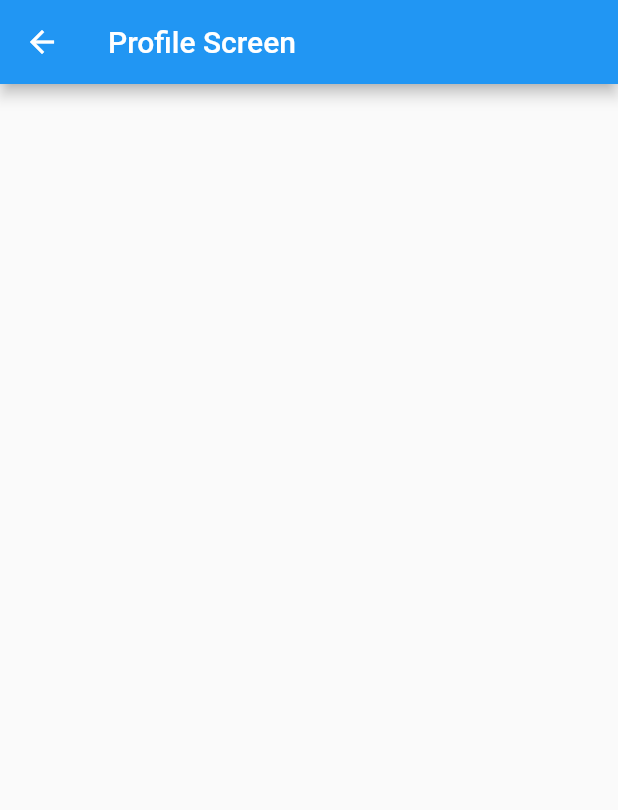
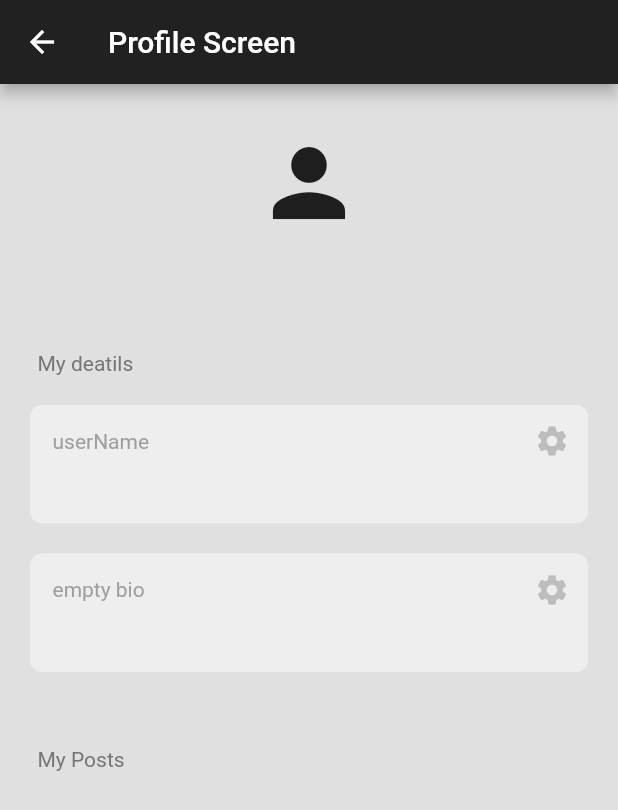
Before and after one commit to MaheshVenuFlutter/social-media-app, a Flutter app: the ProfilePage screen opened directly, on a phone screen of 412 x 824 dp. Shown: the top 810 px of the screen. Run offline on Flutter 3.47's test engine with Material 2 defaults, Android fonts, the phone set to English and light mode, and no system bars; our stand-ins replace cloud_firestore, firebase_auth, firebase_core; accounts and stored records are empty; generated files the repository leaves out were written again; network calls fail.

Commit message:
edit user name and bio completed

```diff
--- /dev/null
+++ b/lib/custom widgets/text_box.dart
@@ -0,0 +1,52 @@
+import 'package:flutter/material.dart';
+
+class MyTextBox extends StatelessWidget {
+  final String text;
+  final String selectionName;
+  final void Function()? onPressed;
+
+  const MyTextBox(
+      {super.key,
+      required this.selectionName,
+      required this.text,
+      required this.onPressed});
+
+  @override
+  Widget build(BuildContext context) {
+    return Container(
+      decoration: BoxDecoration(
+        borderRadius: BorderRadius.circular(8),
+        color: Colors.grey[200],
+      ),
+      padding: const EdgeInsets.only(left: 15, bottom: 15),
+      margin: const EdgeInsets.only(left: 20, right: 20, top: 20),
+      child: Column(
+        crossAxisAlignment: CrossAxisAlignment.start,
+        children: [
+          // selection Name
+          Row(
+            mainAxisAlignment: MainAxisAlignment.spaceBetween,
+            children: [
+              //section name
+              Text(
+                selectionName,
+                style: TextStyle(color: Colors.grey[500]),
+              ),
+
+              // edit button
+
+              IconButton(
+                  onPressed: onPressed,
+                  icon: Icon(
+                    Icons.settings,
+                    color: Colors.grey[400],
+                  ))
+            ],
+          ),
+          // text
+          Text(text)
+        ],
+      ),
+    );
+  }
+}
--- a/lib/screens/profile_page.dart
+++ b/lib/screens/profile_page.dart
@@ -1,4 +1,7 @@
+import 'package:cloud_firestore/cloud_firestore.dart';
+import 'package:firebase_auth/firebase_auth.dart';
 import 'package:flutter/material.dart';
+import 'package:social_media_app/custom%20widgets/text_box.dart';
 
 class ProfilePage extends StatefulWidget {
   const ProfilePage({super.key});
@@ -8,11 +11,163 @@ class ProfilePage extends StatefulWidget {
 }
 
 class _ProfilePageState extends State<ProfilePage> {
+  //get user details
+
+  final currentUser = FirebaseAuth.instance.currentUser!;
+
+  // get all the users
+
+  final usersCollections = FirebaseFirestore.instance.collection("Users");
+
+  // deit feilds
+
+  Future<void> editFeilds(String feild) async {
+    String newValue = "";
+    await showDialog(
+      context: context,
+      builder: (context) => AlertDialog(
+        backgroundColor: Colors.grey[900],
+        title: Text(
+          "Edit $feild",
+          style: const TextStyle(color: Colors.white),
+        ),
+        content: TextField(
+          autofocus: true,
+          decoration: InputDecoration(
+            hintText: "Enter new $feild",
+            hintStyle: const TextStyle(color: Colors.grey),
+          ),
+          style: const TextStyle(
+            color: Colors.white,
+          ),
+          onChanged: (value) {
+            newValue = value;
+          },
+        ),
+        actions: [
+          //cancel butten
+          TextButton(
+            onPressed: () {
+              Navigator.pop(context);
+            },
+            child: const Text(
+              "Cancel",
+              style: TextStyle(color: Colors.white),
+            ),
+          ),
+          // save butten
+
+          TextButton(
+            onPressed: () {
+              Navigator.of(context).pop(newValue);
+            },
+            child: const Text(
+              "Save",
+              style: TextStyle(color: Colors.white),
+            ),
+          )
+        ],
+      ),
+    );
+
+    // up date the firestore
+
+    if (newValue.trim().length > 0) {
+      // only up date if the feild is not null
+      await usersCollections.doc(currentUser.email).update({feild: newValue});
+    }
+  }
+
   @override
   Widget build(BuildContext context) {
     return Scaffold(
+      backgroundColor: Colors.grey[300],
       appBar: AppBar(
+        backgroundColor: Colors.grey[900],
         title: const Text("Profile Screen"),
+      ),
+      body: StreamBuilder<DocumentSnapshot>(
+        stream: FirebaseFirestore.instance
+            .collection("Users")
+            .doc(currentUser.email)
+            .snapshots(),
+        builder: (context, snapshot) {
+          if (snapshot.hasData) {
+            // get the user data and display it
+            final userData = snapshot.data!.data() as Map<String, dynamic>;
+
+            return ListView(
+              children: [
+                const SizedBox(
+                  height: 30,
+                ),
+                // profile picture
+                const Icon(
+                  Icons.person,
+                  size: 72,
+                ),
+
+                const SizedBox(
+                  height: 10,
+                ),
+                //user email
+                Text(
+                  currentUser.email!,
+                  textAlign: TextAlign.center,
+                  style: TextStyle(
+                    color: Colors.grey[700],
+                  ),
+                ),
+
+                //user details
+                const SizedBox(
+                  height: 50,
+                ),
+                Padding(
+                  padding: EdgeInsets.only(left: 25),
+                  child: Text(
+                    "My deatils",
+                    style: TextStyle(
+                      color: Colors.grey[600],
+                    ),
+                  ),
+                ),
+
+                //user name
+                MyTextBox(
+                  selectionName: 'userName',
+                  text: userData['username'],
+                  onPressed: () => editFeilds('username'),
+                ),
+                //bio
+                MyTextBox(
+                  selectionName: 'empty bio',
+                  text: userData['bio'],
+                  onPressed: () => editFeilds('bio'),
+                ),
+
+                // user posts
+                const SizedBox(
+                  height: 50,
+                ),
+                Padding(
+                  padding: EdgeInsets.only(left: 25.0),
+                  child: Text(
+                    'My Posts',
+                    style: TextStyle(
+                      color: Colors.grey[600],
+                    ),
+                  ),
+                )
+              ],
+            );
+          } else if (snapshot.hasError) {
+            return Center(
+              child: Text('Error${snapshot.error}'),
+            );
+          }
+          return const Center(child: CircularProgressIndicator());
+        },
       ),
     );
   }
```
Also changed, not shown: lib/main.dart (+6 -4 lines), lib/screens/register_screen.dart (+14 -2 lines).
